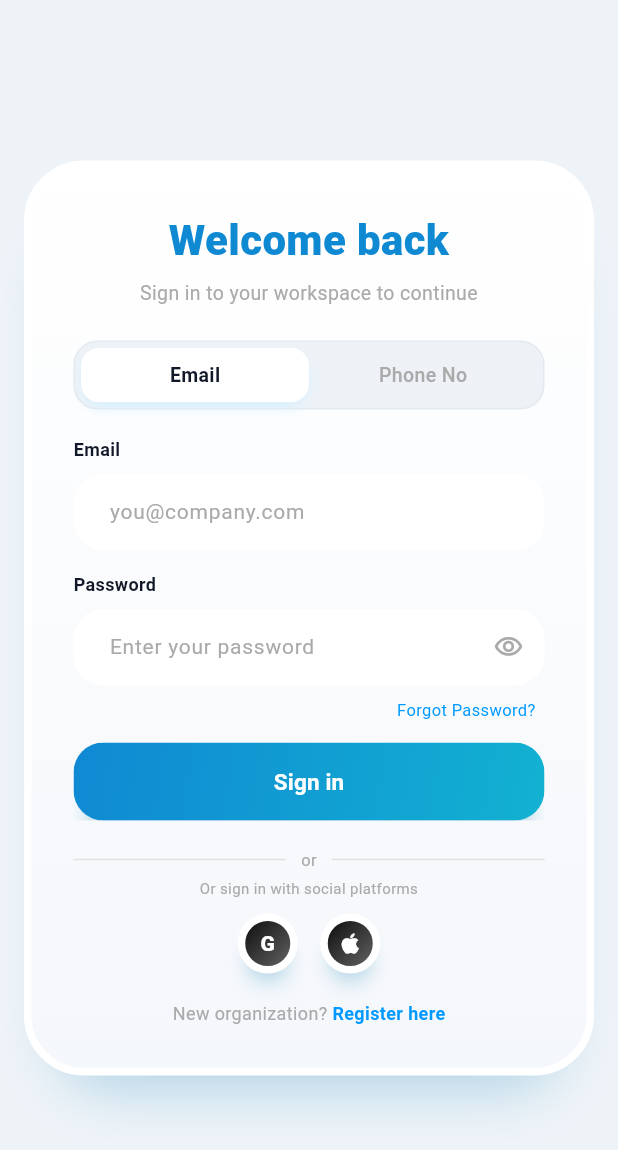
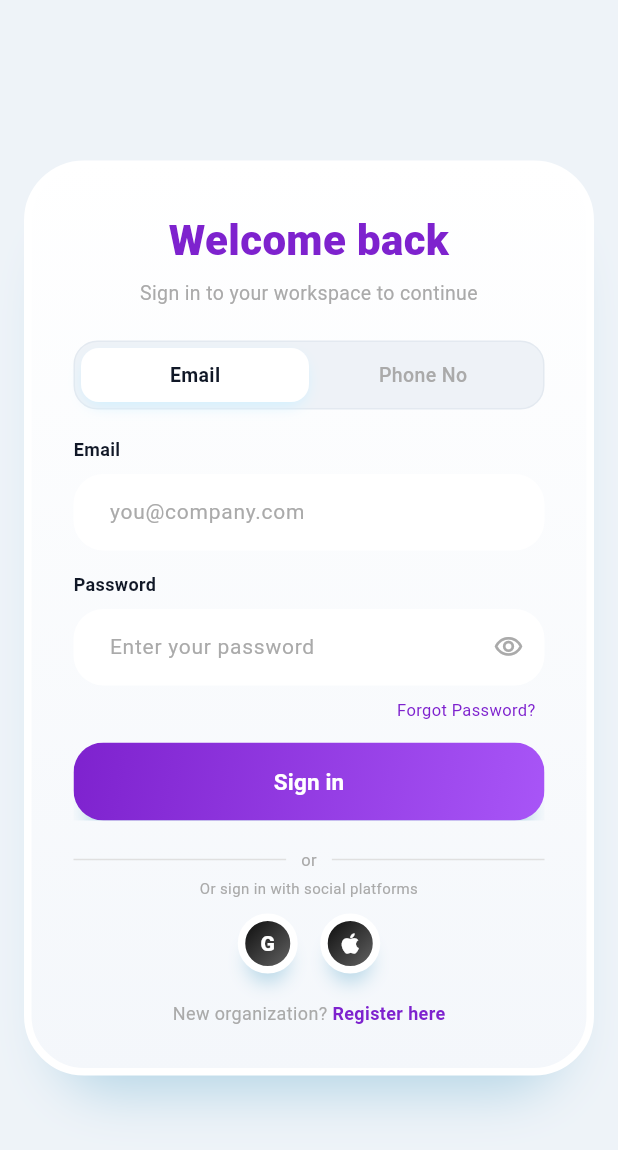
Before and after one commit to Sshinde77/CRM-Saas, a Flutter app: the screen it shows after launch, on a phone screen of 412 x 824 dp. Shown: the top 1150 px of the screen. Run offline on Flutter 3.47's test engine with Material 3 defaults, Android fonts, the phone set to English and light mode, and no system bars; our stand-ins replace image_picker; Roboto replaces fonts that are missing (Poppins).

Commit message:
login screen done

```diff
--- a/lib/constants/app_colors.dart
+++ b/lib/constants/app_colors.dart
@@ -9,6 +9,7 @@ class AppColors {
   static const Color background = primary;
   static const Color surface = primary;
   static const Color surfaceSoft = Color(0xFFF9FAFB);
+  static const Color accentGrey = Color(0xFF6B7280);
 
   static const Color textPrimary = Color(0xFF1F2A2E);
   static const Color textSecondary = Color(0xFF667077);
--- a/lib/screens/auth/login_screen.dart
+++ b/lib/screens/auth/login_screen.dart
@@ -1,5 +1,6 @@
 import 'package:flutter/material.dart';
 
+import '../../constants/app_colors.dart';
 import '../dashboard/admin_dashboard_screen.dart';
 import '../../services/api_service.dart';
 import 'register_screen.dart';
@@ -66,8 +67,8 @@ class _LoginScreenState extends State<LoginScreen> {
   // Gradient-card palette (Uiverse-inspired)
   static const Color cardTopColor = Color(0xFFFFFFFF);
   static const Color cardBottomColor = Color(0xFFF4F7FB);
-  static const Color brandBlue = Color(0xFF1089D3);
-  static const Color brandCyan = Color(0xFF12B1D1);
+  static const Color brandBlue = AppColors.secondary;
+  static const Color brandCyan = Color(0xFFA855F7);
   static const Color darkText = Color(0xFF111827);
   static const Color greyText = Color(0xFFAAAAAA);
   static const Color shadowBlue = Color(0xFF85BDD7);
@@ -257,7 +258,7 @@ class _LoginScreenState extends State<LoginScreen> {
                                 child: const Text(
                                   'Forgot Password?',
                                   style: TextStyle(
-                                    color: Color(0xFF0099FF),
+                                    color: AppColors.secondary,
                                     fontSize: 11,
                                   ),
                                 ),
@@ -441,7 +442,7 @@ class _LoginScreenState extends State<LoginScreen> {
                               child: const Text(
                                 'Register here',
                                 style: TextStyle(
-                                  color: Color(0xFF0099FF),
+                                  color: AppColors.secondary,
                                   fontWeight: FontWeight.w700,
                                   fontSize: 12,
                                 ),
```
Also changed, not shown: lib/screens/dashboard/admin_dashboard_screen.dart (+5 -5 lines), lib/widgets/admin_top_bar.dart (+4 -4 lines).
